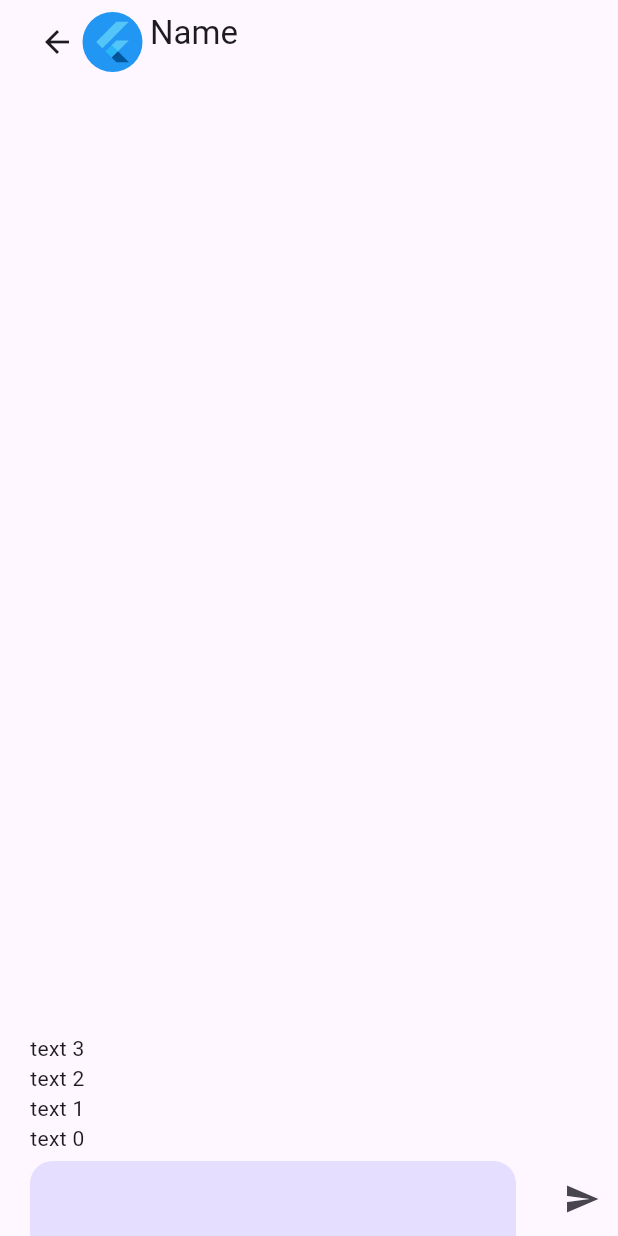
After one commit to dexterTalha/chat_app, a Flutter app: the ChatScreen screen opened directly, on a phone screen of 412 x 824 dp. The commit adds this screen. Run offline on Flutter 3.47's test engine with Material 2 defaults, Android fonts, the phone set to English and light mode, and no system bars; our stand-ins replace cloud_firestore, firebase_auth, firebase_core, get; accounts and stored records are empty.

Commit message:
model, chat screen

```diff
--- a/lib/components/friend_row_widget.dart
+++ b/lib/components/friend_row_widget.dart
@@ -6,11 +6,13 @@ class FriendRowWidget extends StatelessWidget {
   final void Function()? onAccept;
   final void Function()? onReject;
   final bool isRequest;
-  const FriendRowWidget({super.key, this.name, this.email, this.isRequest = false, this.onAccept, this.onReject});
+  final Function()? onTap;
+  const FriendRowWidget({super.key, this.name, this.email, this.isRequest = false, this.onAccept, this.onReject, this.onTap});
 
   @override
   Widget build(BuildContext context) {
     return ListTile(
+      onTap: onTap,
       leading: const FlutterLogo(
         size: 40,
       ),
--- a/lib/components/my_text_form_field.dart
+++ b/lib/components/my_text_form_field.dart
@@ -11,7 +11,9 @@ class MyTextField extends StatelessWidget {
   final TextInputType? inputType;
   final bool isObscure;
   final Widget? suffixWidget;
-  const MyTextField({super.key, this.isObscure = false, this.hintText, this.borderRadius, this.fillColor, this.controller, this.validator, this.inputType, this.suffixWidget});
+  final int? maxLines;
+  const MyTextField(
+      {super.key, this.isObscure = false, this.hintText, this.borderRadius, this.fillColor, this.controller, this.validator, this.inputType, this.suffixWidget, this.maxLines});
 
   @override
   Widget build(BuildContext context) {
@@ -23,6 +25,7 @@ class MyTextField extends StatelessWidget {
         textInputAction: TextInputAction.next,
         keyboardType: inputType,
         validator: validator,
+        maxLines: maxLines,
         autovalidateMode: AutovalidateMode.onUserInteraction,
         decoration: InputDecoration(
           hintText: hintText,
--- /dev/null
+++ b/lib/screens/chat_screen.dart
@@ -0,0 +1,100 @@
+import 'package:flutter/material.dart';
+import 'package:tabahi_chat_app/components/my_text_form_field.dart';
+
+class ChatScreen extends StatefulWidget {
+  const ChatScreen({super.key});
+
+  @override
+  State<ChatScreen> createState() => _ChatScreenState();
+}
+
+class _ChatScreenState extends State<ChatScreen> {
+  @override
+  Widget build(BuildContext context) {
+    return Scaffold(
+      appBar: AppBar(
+        automaticallyImplyLeading: false,
+        title: Padding(
+          padding: const EdgeInsets.symmetric(horizontal: 10),
+          child: Row(
+            crossAxisAlignment: CrossAxisAlignment.start,
+            children: [
+              InkWell(
+                borderRadius: BorderRadius.circular(50),
+                onTap: () {
+                  Navigator.pop(context);
+                },
+                child: Row(
+                  children: [
+                    Icon(Icons.adaptive.arrow_back),
+                    const SizedBox(width: 5),
+                    const CircleAvatar(
+                      backgroundColor: Colors.blue,
+                      child: FlutterLogo(
+                        size: 30,
+                      ),
+                    ),
+                  ],
+                ),
+              ),
+              const SizedBox(width: 5),
+              const Text("Name")
+            ],
+          ),
+        ),
+      ),
+      // bottomNavigationBar: BottomAppBar(
+      //   height: 50,
+      //   color: Colors.blue,
+      //   child: Row(
+      //     children: [
+      //       const Expanded(child: MyTextField()),
+      //       IconButton(
+      //         onPressed: () {},
+      //         icon: const Icon(Icons.send),
+      //       ),
+      //     ],
+      //   ),
+      // ),
+      body: SafeArea(
+        child: SizedBox(
+          height: double.maxFinite,
+          width: double.maxFinite,
+          child: Column(
+            children: [
+              Expanded(
+                child: Padding(
+                  padding: const EdgeInsets.symmetric(horizontal: 20, vertical: 5),
+                  child: ListView.builder(
+                    shrinkWrap: true,
+                    reverse: true,
+                    itemCount: 4,
+                    itemBuilder: (_, index) {
+                      return Text("text $index");
+                    },
+                  ),
+                ),
+              ),
+              SizedBox(
+                height: 50,
+                child: Row(
+                  children: [
+                    const Expanded(
+                      child: MyTextField(
+                        maxLines: 3,
+                      ),
+                    ),
+                    IconButton(
+                      onPressed: () {},
+                      icon: const Icon(Icons.send),
+                    ),
+                  ],
+                ),
+              )
+            ],
+          ),
+        ),
+      ),
+    );
+  }
+}
```
Also changed, not shown: lib/models/user_model.dart (added, +46 -0 lines), lib/screens/fragments/friends.dart (+12 -2 lines).
